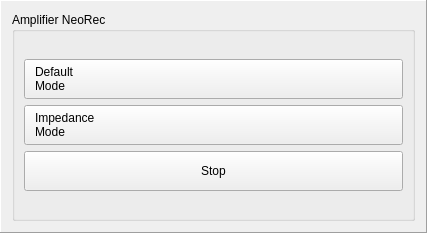
mcsltd/PyCorderPlus, file res/frmNeoRecOnline.ui: the form before one commit.
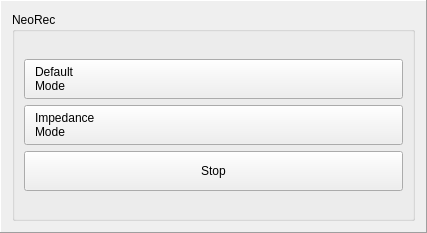
The form after the commit. Icons and pictures are not drawn.

What changed in the file:
```diff
--- a/res/frmNeoRecOnline.ui
+++ b/res/frmNeoRecOnline.ui
@@ -23,7 +23,7 @@
    <item row="0" column="0">
     <widget class="QGroupBox" name="groupBoxMode">
      <property name="title">
-      <string>Amplifier NeoRec</string>
+      <string>NeoRec</string>
      </property>
      <property name="flat">
       <bool>false</bool>
```
